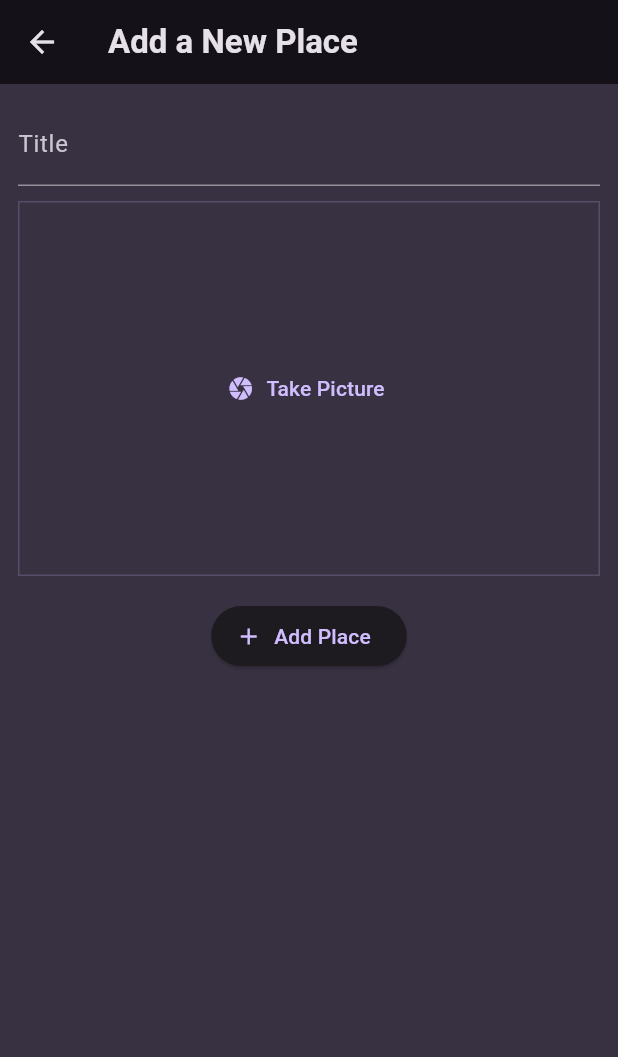
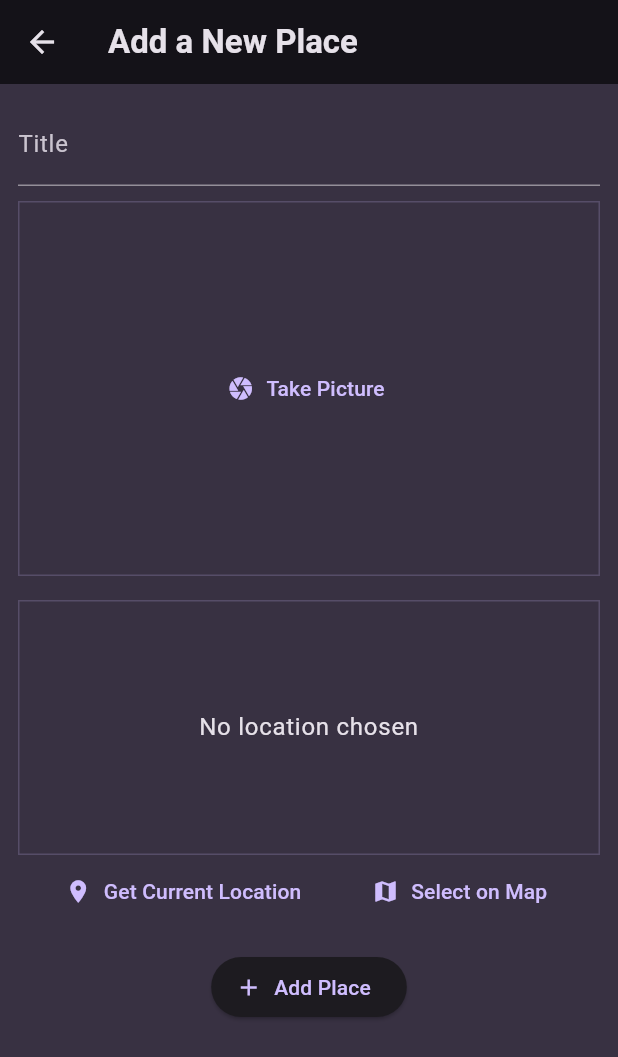
Before and after one commit to evanz1215/flutter_favorite_places_app, a Flutter app: the AddPlaceScreen screen opened directly, on a phone screen of 412 x 824 dp. Shown: the top 1057 px of the screen. Run offline on Flutter 3.47's test engine with Material 3 defaults, Android fonts, the light colour scheme and no system bars; our stand-ins replace flutter_riverpod, google_fonts, image_picker, location.

Commit message:
Refactor ImageInput widget to support taking pictures in Flutter

```diff
--- a/lib/models/place.dart
+++ b/lib/models/place.dart
@@ -1,3 +1,5 @@
+import 'dart:io';
+
 import 'package:uuid/uuid.dart';
 
 const uuid = Uuid();
@@ -5,8 +7,10 @@ const uuid = Uuid();
 class Place {
   Place({
     required this.title,
+    required this.image,
   }) : id = uuid.v4();
 
-  String id;
-  String title;
+  final String id;
+  final String title;
+  final File image;
 }
--- a/lib/providers/user_places.dart
+++ b/lib/providers/user_places.dart
@@ -1,11 +1,13 @@
+import 'dart:io';
+
 import 'package:flutter_favorite_places_app/models/place.dart';
 import 'package:flutter_riverpod/flutter_riverpod.dart';
 
 class UserPlacesNotifier extends StateNotifier<List<Place>> {
   UserPlacesNotifier() : super(const []);
 
-  void addPlace(String title) {
-    final newPlace = Place(title: title);
+  void addPlace(String title, File image) {
+    final newPlace = Place(title: title, image: image);
 
     state = [...state, newPlace]; //要直接使用state=
   }
--- a/lib/screens/add_place.dart
+++ b/lib/screens/add_place.dart
@@ -1,7 +1,10 @@
+import 'dart:io';
+
 import 'package:flutter/material.dart';
 import 'package:flutter/widgets.dart';
 import 'package:flutter_favorite_places_app/providers/user_places.dart';
 import 'package:flutter_favorite_places_app/widgets/image_input.dart';
+import 'package:flutter_favorite_places_app/widgets/location_input.dart';
 import 'package:flutter_riverpod/flutter_riverpod.dart';
 
 class AddPlaceScreen extends ConsumerStatefulWidget {
@@ -13,15 +16,16 @@ class AddPlaceScreen extends ConsumerStatefulWidget {
 
 class _AddPlaceScreenState extends ConsumerState<AddPlaceScreen> {
   final _titleController = TextEditingController();
+  File? _selectedImage;
 
   void _savePlace() {
     final enteredTitle = _titleController.text;
 
-    if (enteredTitle.isEmpty) {
+    if (enteredTitle.isEmpty || _selectedImage == null) {
       return;
     }
 
-    ref.read(userPlacesProvider.notifier).addPlace(enteredTitle);
+    ref.read(userPlacesProvider.notifier).addPlace(enteredTitle, _selectedImage!);
 
     Navigator.of(context).pop();
   }
@@ -48,7 +52,13 @@ class _AddPlaceScreenState extends ConsumerState<AddPlaceScreen> {
               style: TextStyle(color: Theme.of(context).colorScheme.onBackground),
             ),
             const SizedBox(height: 10),
-              const ImageInput(),
+            ImageInput(
+              onPickImage: (image) => {
+                _selectedImage = image,
+              },
+            ),
+            const SizedBox(height: 16),
+            const LocationInput(),
             const SizedBox(height: 16),
             ElevatedButton.icon(
               onPressed: _savePlace,
@@ -57,6 +67,7 @@ class _AddPlaceScreenState extends ConsumerState<AddPlaceScreen> {
             ),
           ],
         ),
-        ));
+      ),
+    );
   }
 }
--- a/lib/screens/places.dart
+++ b/lib/screens/places.dart
@@ -23,7 +23,10 @@ class PlacesScreen extends ConsumerWidget {
           ),
         ],
       ),
-      body: PlacesList(places: userPlaces),
+      body: Padding(
+        padding: const EdgeInsets.all(8.0),
+        child: PlacesList(places: userPlaces),
+      ),
     );
   }
 }
--- a/lib/widgets/image_input.dart
+++ b/lib/widgets/image_input.dart
@@ -4,7 +4,9 @@ import 'package:flutter/material.dart';
 import 'package:image_picker/image_picker.dart';
 
 class ImageInput extends StatefulWidget {
-  const ImageInput({super.key});
+  const ImageInput({super.key, required this.onPickImage});
+
+  final void Function(File image) onPickImage;
 
   @override
   State<ImageInput> createState() => _ImageInputState();
@@ -24,6 +26,8 @@ class _ImageInputState extends State<ImageInput> {
     setState(() {
       _selectedImage = File(pickedImage.path);
     });
+
+    widget.onPickImage(_selectedImage!);
   }
 
   @override
--- /dev/null
+++ b/lib/widgets/location_input.dart
@@ -0,0 +1,98 @@
+import 'package:flutter/material.dart';
+import 'package:location/location.dart';
+
+class LocationInput extends StatefulWidget {
+  const LocationInput({super.key});
+
+  @override
+  State<LocationInput> createState() => _LocationInputState();
+}
+
+class _LocationInputState extends State<LocationInput> {
+  Location? _pickedLocation;
+  var _isGettingLocation = false;
+
+  void _getCurrentLocation() async {
+    Location location = Location();
+
+    bool serviceEnabled;
+    PermissionStatus permissionGranted;
+    LocationData locationData;
+
+    serviceEnabled = await location.serviceEnabled();
+    if (!serviceEnabled) {
+      serviceEnabled = await location.requestService();
+      if (!serviceEnabled) {
+        return;
+      }
+    }
+
+    permissionGranted = await location.hasPermission();
+    if (permissionGranted == PermissionStatus.denied) {
+      permissionGranted = await location.requestPermission();
+      if (permissionGranted != PermissionStatus.granted) {
+        return;
+      }
+    }
+
+    setState(() {
+      _isGettingLocation = true;
+    });
+
+    locationData = await location.getLocation();
+
+    setState(() {
+      _isGettingLocation = false;
+    });
+
+    print(locationData.latitude);
+    print(locationData.longitude);
+  }
+
+  @override
+  Widget build(BuildContext context) {
+    Widget previewContent = Text(
+      "No location chosen",
+      textAlign: TextAlign.center,
+      style: Theme.of(context).textTheme.bodyLarge!.copyWith(
+            color: Theme.of(context).colorScheme.onBackground,
+          ),
+    );
+
+    if (_isGettingLocation) {
+      previewContent = const CircularProgressIndicator();
+    }
+
+    return Column(
+      children: [
+        Container(
+          height: 170,
+          width: double.infinity,
+          alignment: Alignment.center,
+          decoration: BoxDecoration(
+            border: Border.all(
+              width: 1,
+              color: Theme.of(context).colorScheme.primary.withOpacity(0.2),
+            ),
+          ),
+          child: previewContent,
+        ),
+        Row(
+          mainAxisAlignment: MainAxisAlignment.spaceEvenly,
+          children: [
+            TextButton.icon(
+              onPressed: _getCurrentLocation,
+              icon: const Icon(Icons.location_on),
+              label: const Text('Get Current Location'),
+            ),
+            TextButton.icon(
+              onPressed: () {},
+              icon: const Icon(Icons.map),
+              label: const Text('Select on Map'),
+            ),
+          ],
+        ),
+      ],
+    );
+  }
+}
--- a/lib/widgets/places_list.dart
+++ b/lib/widgets/places_list.dart
@@ -22,6 +22,10 @@ class PlacesList extends StatelessWidget {
       return ListView.builder(
         itemCount: places.length,
         itemBuilder: (ctx, index) => ListTile(
+          leading: CircleAvatar(
+            radius: 26,
+            backgroundImage: FileImage(places[index].image),
+          ),
           title: Text(
             places[index].title,
             style: Theme.of(context).textTheme.titleMedium!.copyWith(
```
Also changed, not shown: lib/screens/place_detail.dart (+12 -11 lines), pubspec.yaml (+3 -4 lines), pubspec.lock, 5 other files. Lines whose indentation alone changed are shown as unchanged.
